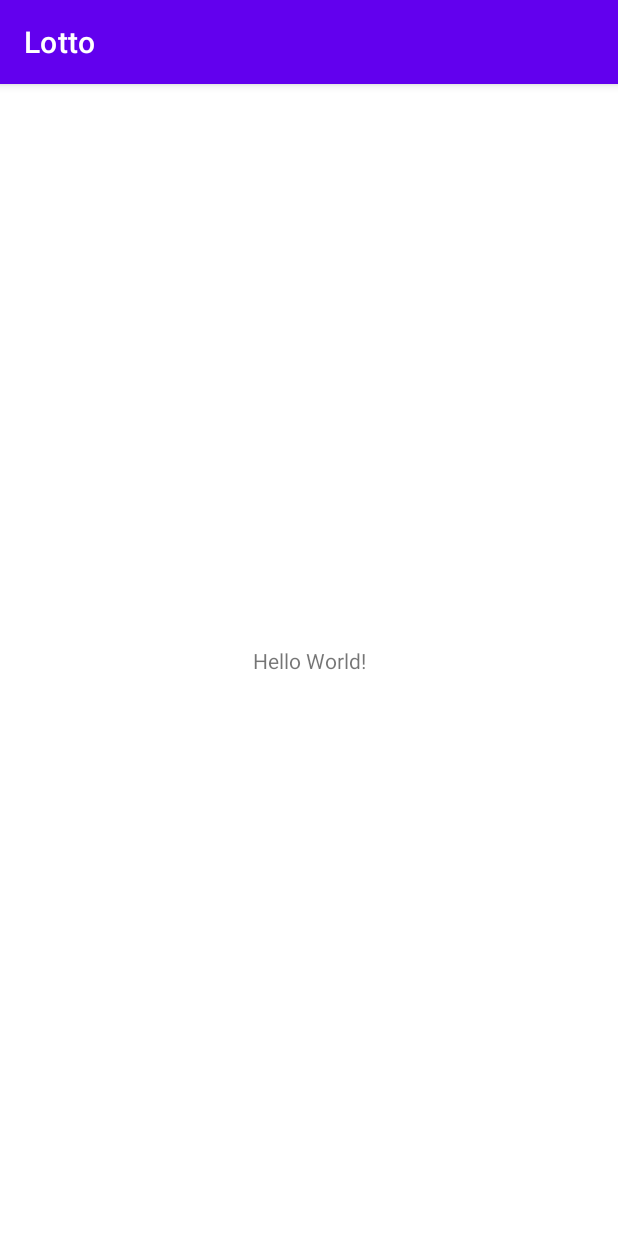
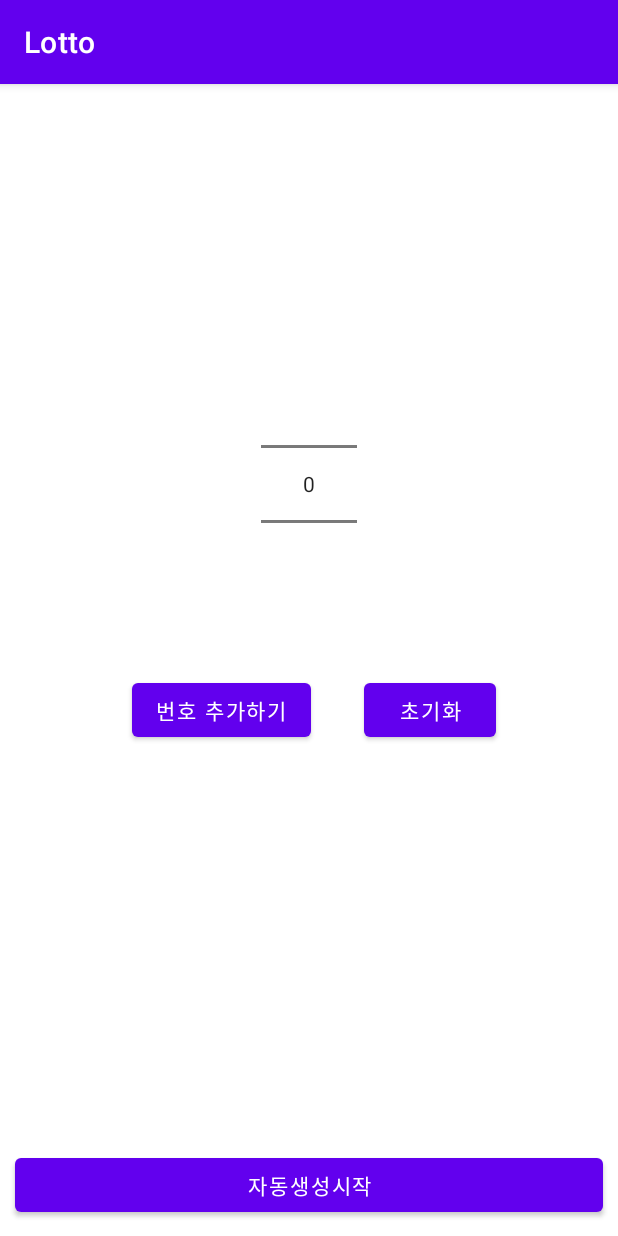
Before and after one commit to hyejineee/fastcampusAndroid, an Android app: the screen it shows after launch (MainActivity), on a phone screen of 412 x 824 dp. Run offline under Robolectric (Android 15) with nearby library versions, the phone set to English and light mode, and no system bars.

Commit message:
Layout main view

```diff
--- a/Lotto/app/src/main/res/layout/activity_main.xml
+++ b/Lotto/app/src/main/res/layout/activity_main.xml
@@ -6,13 +6,50 @@
     android:layout_height="match_parent"
     tools:context=".MainActivity">
 
-    <TextView
+    <NumberPicker
+        android:id="@+id/numberpicker_main_lottonumber"
         android:layout_width="wrap_content"
         android:layout_height="wrap_content"
-        android:text="Hello World!"
         app:layout_constraintBottom_toBottomOf="parent"
         app:layout_constraintLeft_toLeftOf="parent"
         app:layout_constraintRight_toRightOf="parent"
-        app:layout_constraintTop_toTopOf="parent" />
+        app:layout_constraintTop_toTopOf="parent"
+        app:layout_constraintVertical_bias="0.3" />
+
+    <Button
+        android:id="@+id/button_main_addnumber"
+        android:layout_width="wrap_content"
+        android:layout_height="wrap_content"
+        android:text="번호 추가하기"
+        app:layout_constraintBottom_toBottomOf="parent"
+        app:layout_constraintHorizontal_bias="0.3"
+        app:layout_constraintLeft_toLeftOf="parent"
+        app:layout_constraintRight_toRightOf="parent"
+        app:layout_constraintTop_toBottomOf="@+id/numberpicker_main_lottonumber"
+        app:layout_constraintVertical_bias="0.1" />
+
+    <Button
+        android:id="@+id/button_main_reset"
+        android:layout_width="wrap_content"
+        android:layout_height="wrap_content"
+        android:text="초기화"
+        app:layout_constraintBottom_toBottomOf="parent"
+        app:layout_constraintHorizontal_bias="0.3"
+        app:layout_constraintLeft_toRightOf="@id/button_main_addnumber"
+        app:layout_constraintRight_toRightOf="parent"
+        app:layout_constraintTop_toBottomOf="@+id/numberpicker_main_lottonumber"
+        app:layout_constraintVertical_bias="0.1" />
+
+    <Button
+        android:id="@+id/button_main_autocreate"
+        android:layout_width="0dp"
+        android:layout_height="wrap_content"
+        android:layout_margin="10dp"
+        android:text="자동생성시작"
+        app:layout_constraintBottom_toBottomOf="parent"
+        app:layout_constraintLeft_toLeftOf="parent"
+        app:layout_constraintRight_toRightOf="parent"
+        app:layout_constraintTop_toTopOf="parent"
+        app:layout_constraintVertical_bias="1" />
 
 </androidx.constraintlayout.widget.ConstraintLayout>
```
